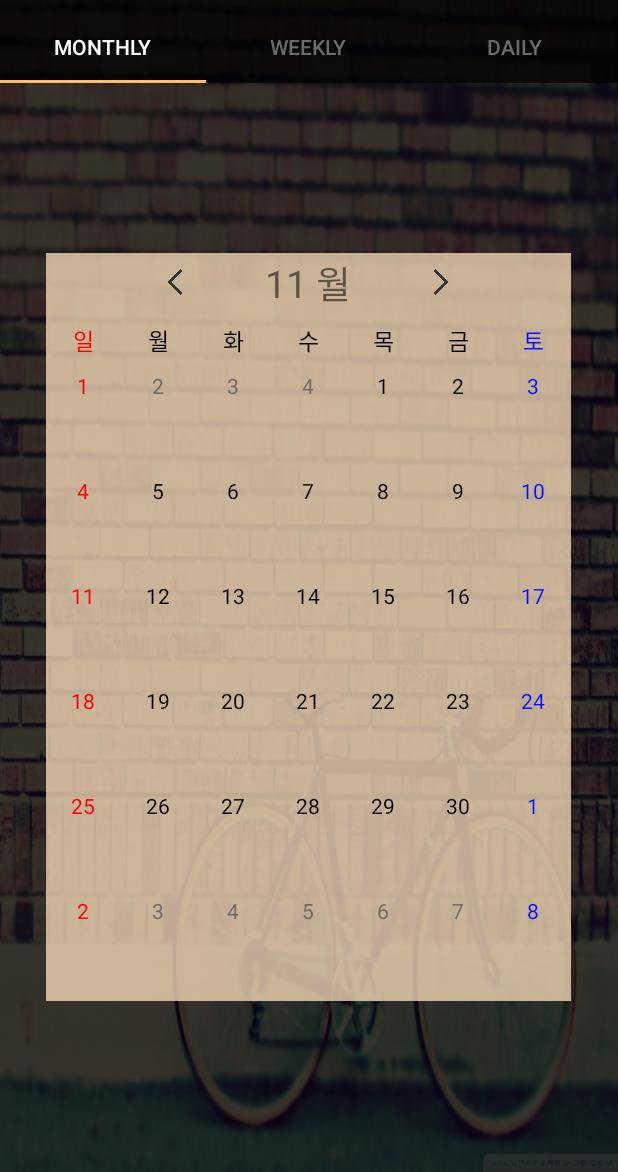
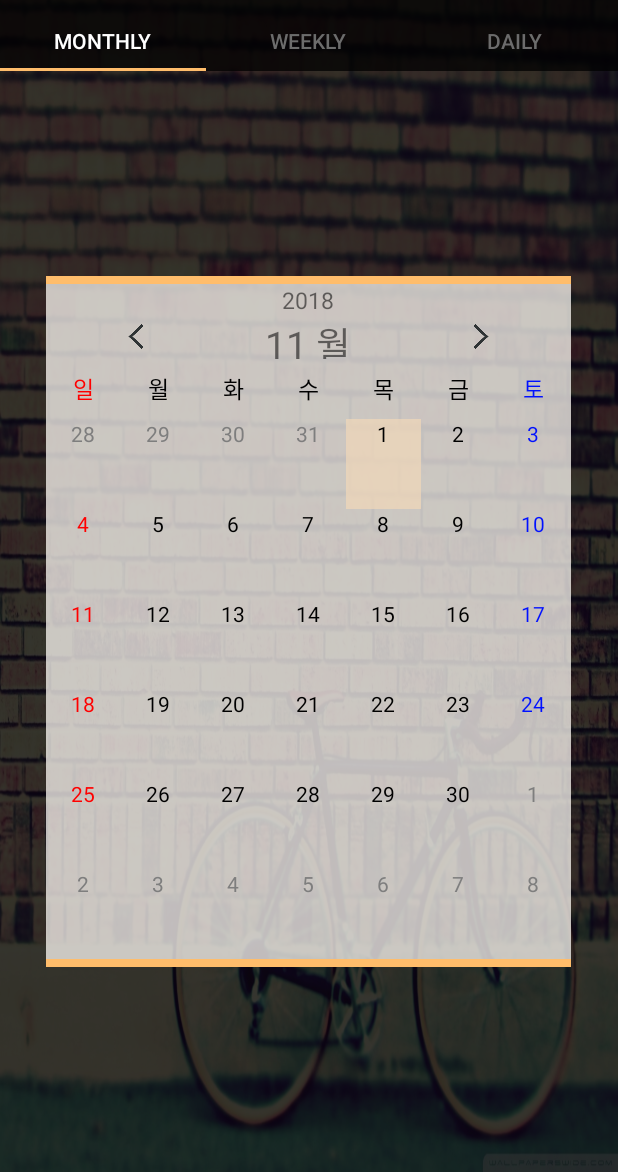
Before and after one commit to dfjung4254/DevCalendar, an Android app: the screen it shows after launch (MainActivity), on a phone screen of 412 x 824 dp, the part 64-1236 px from its top. Run offline under Robolectric (Android 15) with nearby library versions, the phone set to English and light mode, and no system bars.

Commit message:
MonthlyFragment 달력완성 및 ScheduleActivity작업중.

```diff
--- a/app/src/main/AndroidManifest.xml
+++ b/app/src/main/AndroidManifest.xml
@@ -16,7 +16,8 @@
                 <category android:name="android.intent.category.LAUNCHER" />
             </intent-filter>
         </activity>
-        <activity android:name=".MainActivity"></activity>
+        <activity android:name=".MainActivity" />
+        <activity android:name=".ScheduleActivity"></activity>
     </application>
 
 </manifest>
--- a/app/src/main/java/com/devjk/devcalendar/MainActivity.java
+++ b/app/src/main/java/com/devjk/devcalendar/MainActivity.java
@@ -13,6 +13,8 @@ import com.devjk.devcalendar.fragment.DailyFragment;
 import com.devjk.devcalendar.fragment.MonthlyFragment;
 import com.devjk.devcalendar.fragment.WeeklyFragment;
 
+import java.util.Calendar;
+
 public class MainActivity extends AppCompatActivity {
 
     private TabLayout tabLayout;
@@ -20,15 +22,24 @@ public class MainActivity extends AppCompatActivity {
     MonthlyFragment monthlyFragment;
     WeeklyFragment weeklyFragment;
     DailyFragment dailyFragment;
+    public static int currentYear;
+    public static int currentMonth;
+    public static int currentDate;
 
     @Override
     protected void onCreate(Bundle savedInstanceState) {
         super.onCreate(savedInstanceState);
         setContentView(R.layout.activity_main);
 
-        monthlyFragment = new MonthlyFragment();
-        weeklyFragment = new WeeklyFragment();
-        dailyFragment = new DailyFragment();
+        //current 년,월,일 다 초기화.
+        Calendar cal = Calendar.getInstance();
+        currentYear = cal.get(cal.YEAR);
+        currentMonth = cal.get(cal.MONTH) + 1;
+        currentDate = cal.get(cal.DATE);
+
+//        monthlyFragment = new MonthlyFragment();
+//        weeklyFragment = new WeeklyFragment();
+//        dailyFragment = new DailyFragment();
 
         Toolbar toolbar = (Toolbar) findViewById(R.id.MainActivity_Toolbar_toolbar);
         setSupportActionBar(toolbar);
@@ -71,11 +82,11 @@ public class MainActivity extends AppCompatActivity {
         public Fragment getItem(int position) {
             switch (position){
                 case 0:
-                    return monthlyFragment;
+                    return new MonthlyFragment();
                 case 1:
-                    return weeklyFragment;
+                    return new WeeklyFragment();
                 case 2:
-                    return dailyFragment;
+                    return new DailyFragment();
                 default:
                     return null;
             }
--- a/app/src/main/java/com/devjk/devcalendar/classfile/DayCalculator.java
+++ b/app/src/main/java/com/devjk/devcalendar/classfile/DayCalculator.java
@@ -36,14 +36,17 @@ public class DayCalculator {
         int index = 0;
         for(int i = -day; i < arr_month[month]; i++){
             if(i < 0){
-                arr[index] = "";
+                //arr[index] = "";
+                arr[index] = String.valueOf(arr_month[month-1] + i+1);
             }else{
                 arr[index] = String.valueOf(i+1);
             }
             index++;
         }
+        int num = 1;
         for(; index < MonthlyFragment.CALENDARSIZE; index++){
-            arr[index] = "";
+            arr[index] = String.valueOf(num);
+            num++;
         }
     }
 
--- a/app/src/main/java/com/devjk/devcalendar/fragment/MonthlyFragment.java
+++ b/app/src/main/java/com/devjk/devcalendar/fragment/MonthlyFragment.java
@@ -1,6 +1,7 @@
 package com.devjk.devcalendar.fragment;
 
 import android.content.Context;
+import android.content.Intent;
 import android.graphics.Color;
 import android.os.Bundle;
 import android.support.v4.app.Fragment;
@@ -13,7 +14,9 @@ import android.widget.Button;
 import android.widget.GridView;
 import android.widget.TextView;
 
+import com.devjk.devcalendar.MainActivity;
 import com.devjk.devcalendar.R;
+import com.devjk.devcalendar.ScheduleActivity;
 import com.devjk.devcalendar.classfile.DayCalculator;
 
 import org.w3c.dom.Text;
@@ -27,24 +30,59 @@ public class MonthlyFragment extends Fragment {
     Button btn_left;
     Button btn_right;
     TextView text_month;
+    TextView text_year;
     GridView gridView;
     DayCalculator dayCalculator = new DayCalculator();
+    int curYear;
+    int curMonth;
+    int curDate;
 
     @Override
     public View onCreateView(LayoutInflater inflater, ViewGroup container,
                              Bundle savedInstanceState) {
         View view = inflater.inflate(R.layout.fragment_monthly, container, false);
 
-        int curYear = 2018;
-        int curMonth = 11;
-        int curDate = 1;
+        curYear = MainActivity.currentYear;
+        curMonth = MainActivity.currentMonth;
+        curDate = MainActivity.currentDate;
 
         btn_left = (Button) view.findViewById(R.id.MonthlyFragment_Button_left);
         btn_right = (Button) view.findViewById(R.id.MonthlyFragment_Button_right);
         text_month = (TextView) view.findViewById(R.id.MonthlyFragment_TextView_month);
+        text_year = (TextView) view.findViewById(R.id.MonthlyFragment_TextView_year);
         gridView = (GridView) view.findViewById(R.id.MonthlyFragment_GridView_gridView);
+        gridView.setAdapter(new DayAdapter(getContext(), curYear, curMonth, curDate));
+        text_month.setText(curMonth + " 월");
+        text_year.setText(String.valueOf(curYear));
 
+        btn_left.setOnClickListener(new View.OnClickListener() {
+            @Override
+            public void onClick(View view) {
+                if(curMonth == 1){
+                    curYear--;
+                    curMonth = 12;
+                    text_year.setText(String.valueOf(curYear));
+                }else{
+                    curMonth--;
+                }
+                text_month.setText(curMonth + " 월");
                 gridView.setAdapter(new DayAdapter(getContext(), curYear, curMonth, curDate));
+            }
+        });
+        btn_right.setOnClickListener(new View.OnClickListener() {
+            @Override
+            public void onClick(View view) {
+                if(curMonth == 12){
+                    curYear++;
+                    curMonth = 1;
+                    text_year.setText(String.valueOf(curYear));
+                }else{
+                    curMonth++;
+                }
+                text_month.setText(curMonth + " 월");
+                gridView.setAdapter(new DayAdapter(getContext(), curYear, curMonth, curDate));
+            }
+        });
 
         return view;
     }
@@ -57,7 +95,6 @@ public class MonthlyFragment extends Fragment {
         int month;
         int date;
         String dayArr[] = new String[CALENDARSIZE];
-        Boolean dayExtraArr[] = new Boolean[CALENDARSIZE];
         String scheduleArr[] = new String[CALENDARSIZE];
 
         public DayAdapter(Context context, int year, int month, int date){
@@ -66,11 +103,6 @@ public class MonthlyFragment extends Fragment {
             this.year = year;
             this.month = month;
             this.date = date;
-            boolean pre = true;
-            int lastIndex = 1;
-//            for(int i = 0; i < CALENDARSIZE; i++){
-//                dayExtraArr[i] = true;
-//            }
             //알고리즘을 구현해서 각각의 배열에 들어가는 숫자들을 다 설정해준다.
             dayCalculator.calMonth(year, month, dayArr);
             for(int i = 0; i < CALENDARSIZE; i++){
@@ -78,21 +110,6 @@ public class MonthlyFragment extends Fragment {
                 //dayArr setting
                 //scheduleArr1 setting
                 //db조회 있으면 넣고 아니면 ""
-                Log.d("MYTAG______", i+"진입");
-                if(dayArr[i].equals("")){
-                    dayExtraArr[i] = true;
-                    if(pre){
-                        //앞쪽
-                        dayArr[i] = String.valueOf(i+1);
-                    }else{
-                        //뒷쪽
-                        dayArr[i] = String.valueOf(lastIndex);
-                        lastIndex++;
-                    }
-                }else{
-                    dayExtraArr[i] = false;
-                    pre = false;
-                }
                 boolean isData = false;
                 //db 조회할 공간---------------------------
 
@@ -126,17 +143,14 @@ public class MonthlyFragment extends Fragment {
         }
 
         @Override
-        public View getView(int pos, View view, ViewGroup parent) {
-
+        public View getView(final int pos, View view, ViewGroup parent) {
+            final int curDate = Integer.parseInt(dayArr[pos]);
             if(view == null){
                     view = getLayoutInflater().inflate(R.layout.calendar_layout, parent, false);
             }
             TextView date = (TextView) view.findViewById(R.id.CalendarLayout_TextView_date);
             TextView schedule = (TextView) view.findViewById(R.id.CalendarLayout_TextView_schedule1);
             date.setText(dayArr[pos]);
-            if(dayExtraArr[pos]){
-                date.setTextColor(Color.parseColor("#6c6c6c"));
-            }
             schedule.setText(scheduleArr[pos]);
             if(pos % 7 == 0){
                 //일요일
@@ -146,17 +160,36 @@ public class MonthlyFragment extends Fragment {
                 //토요일
                 date.setTextColor(Color.parseColor("#0011ff"));
             }
+            boolean isAvailable = true;
+            if((pos < 8 && curDate > 20)||(pos > 32 && curDate < 12)){
+                //해당 월이 아니라 전월이나 다음월의 숫자는 회색처리하고, false처리.
+                date.setTextColor(Color.parseColor("#7e7e7e"));
+                isAvailable = false;
+            }
             if(scheduleArr[pos].equals("")){
+                //스케쥴이 없을 경우 스케쥴라인을 투명처리함.
                 schedule.setBackgroundColor(Color.parseColor("#00ffffff"));
             }
+
+            if(year == MainActivity.currentYear && month == MainActivity.currentMonth && curDate == MainActivity.currentDate && isAvailable) {
+                //만약 오늘날짜는 달력에 음영색을 더함.
+                view.setBackgroundColor(Color.parseColor("#BEEFD7BA"));
+            }
+            if(isAvailable){
+                //오늘 월에 해당하는 달력날은 스케쥴관리로 넘어갈 수 있음.
                 view.setOnClickListener(new View.OnClickListener() {
                     @Override
                     public void onClick(View view) {
                         //여기 클릭했을때 해당 스케줄 관리 페이지로 넘어가야함
-
-
+                        Intent intent = new Intent(getContext(), ScheduleActivity.class);
+                        intent.putExtra("year", curYear);
+                        intent.putExtra("month", curMonth);
+                        intent.putExtra("date", curDate);
+                        intent.putExtra("day", pos % 7);
+                        startActivity(intent);
                     }
                 });
+            }
 
 
             return view;
--- a/app/src/main/res/layout/activity_main.xml
+++ b/app/src/main/res/layout/activity_main.xml
@@ -28,7 +28,7 @@
                 android:background="@color/toolBarColor"/>
 
             <TextView
-                android:id="@+id/SplashActiviy_TextView_devCalendar"
+                android:id="@+id/MainActiviy_TextView_devCalendar"
                 android:layout_width="wrap_content"
                 android:layout_height="wrap_content"
                 android:layout_gravity="center"
@@ -37,12 +37,14 @@
                 android:textColor="#ffffff"
                 android:fontFamily="sans-serif-smallcaps"/>
 
+
+
         </FrameLayout>
 
         <android.support.design.widget.TabLayout
             android:id="@+id/MainActivity_TabLayout_tabLayout"
             android:layout_width="match_parent"
-            android:layout_height="wrap_content"
+            android:layout_height="40dp"
             android:background="@color/toolBarColor"
             app:tabSelectedTextColor="#ffffff"
             app:tabTextColor="#6c6c6c"
--- a/app/src/main/res/layout/calendar_layout.xml
+++ b/app/src/main/res/layout/calendar_layout.xml
@@ -1,7 +1,7 @@
 <?xml version="1.0" encoding="utf-8"?>
 <LinearLayout xmlns:android="http://schemas.android.com/apk/res/android"
     android:layout_width="50dp"
-    android:layout_height="70dp"
+    android:layout_height="60dp"
     android:orientation="vertical">
 
     <TextView
@@ -19,7 +19,7 @@
         android:layout_marginTop="12dp"
         android:layout_width="match_parent"
         android:layout_height="14dp"
-        android:background="#fc0000"
+        android:background="@color/calendarBackgroundTint"
         android:text="약속일정"
         android:textSize="10sp"
         android:fontFamily="sans-serif-smallcaps"
--- a/app/src/main/res/layout/fragment_monthly.xml
+++ b/app/src/main/res/layout/fragment_monthly.xml
@@ -15,7 +15,28 @@
 
         <LinearLayout
             android:layout_width="350dp"
-            android:layout_height="wrap_content"
+            android:layout_height="5dp"
+            android:background="@color/calendarBackgroundTint">
+        </LinearLayout>
+
+        <LinearLayout
+            android:layout_width="350dp"
+            android:layout_height="20dp"
+            android:gravity="center"
+            android:background="@color/calendarBackground">
+
+            <TextView
+                android:id="@+id/MonthlyFragment_TextView_year"
+                android:layout_width="wrap_content"
+                android:layout_height="wrap_content"
+                android:text="2018"
+                android:textSize="15sp"/>
+
+        </LinearLayout>
+
+        <RelativeLayout
+            android:layout_width="350dp"
+            android:layout_height="30dp"
             android:orientation="horizontal"
             android:gravity="center"
             android:background="@color/calendarBackground">
@@ -25,24 +46,29 @@
                 android:background="@drawable/arrow_left"
                 android:layout_width="20dp"
                 android:layout_height="20dp"
-                android:layout_marginHorizontal="50dp"/>
+                android:layout_marginHorizontal="50dp"
+                android:layout_marginVertical="5dp"
+                android:layout_alignParentLeft="true"/>
 
             <TextView
                 android:id="@+id/MonthlyFragment_TextView_month"
-                android:layout_width="wrap_content"
+                android:layout_width="match_parent"
                 android:layout_height="wrap_content"
                 android:text="11 월"
                 android:textSize="25sp"
-                android:fontFamily="sans-serif"/>
+                android:fontFamily="sans-serif"
+                android:gravity="center"/>
 
             <Button
                 android:id="@+id/MonthlyFragment_Button_right"
                 android:background="@drawable/arrow_right"
                 android:layout_width="20dp"
                 android:layout_height="20dp"
-                android:layout_marginHorizontal="50dp"/>
+                android:layout_marginHorizontal="50dp"
+                android:layout_marginVertical="5dp"
+                android:layout_alignParentRight="true"/>
 
-        </LinearLayout>
+        </RelativeLayout>
 
         <LinearLayout
             android:layout_width="350dp"
@@ -112,13 +138,17 @@
         <GridView
             android:id="@+id/MonthlyFragment_GridView_gridView"
             android:layout_width="350dp"
-            android:layout_height="420dp"
+            android:layout_height="360dp"
             android:numColumns="7"
             android:background="@color/calendarBackground">
 
         </GridView>
 
-
+        <LinearLayout
+            android:layout_width="350dp"
+            android:layout_height="5dp"
+            android:background="@color/calendarBackgroundTint">
+        </LinearLayout>
 
     </LinearLayout>
 
--- a/app/src/main/res/values/colors.xml
+++ b/app/src/main/res/values/colors.xml
@@ -5,7 +5,8 @@
     <color name="colorAccent">#FF4081</color>
     <color name="toolBarColor">#be000000</color>
     <color name="toolBarSelectedColor">#ffbd6b</color>
-    <color name="calendarBackground">#beffe3bf</color>
+    <color name="calendarBackground">#befffbf6</color>
+    <color name="calendarBackgroundTint">#ffbd6b</color>
     <color name="calendarRed">#ff0000</color>
     <color name="calendarBlue">#0011ff</color>
 </resources>
--- a/app/src/main/res/values/styles.xml
+++ b/app/src/main/res/values/styles.xml
@@ -8,4 +8,5 @@
         <item name="colorAccent">@color/colorAccent</item>
     </style>
 
+
 </resources>
```
Lines whose indentation alone changed are shown as unchanged.
